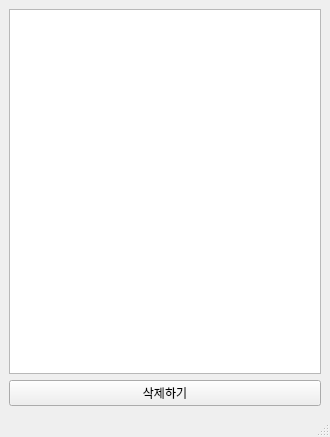
Old version of the form wrp_main.ui in the repository zinzin68/WRP.
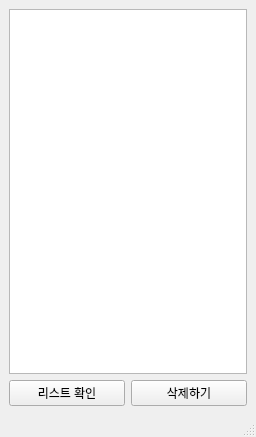
New version of the form. Icons and pictures are not drawn.

```diff
--- a/wrp_main.ui
+++ b/wrp_main.ui
@@ -6,7 +6,7 @@
    <rect>
     <x>0</x>
     <y>0</y>
-    <width>330</width>
+    <width>256</width>
     <height>437</height>
    </rect>
   </property>
@@ -25,8 +25,15 @@
       </property>
      </widget>
     </item>
-    <item row="1" column="0">
+    <item row="2" column="0">
      <layout class="QHBoxLayout" name="horizontalLayout">
+      <item>
+       <widget class="QPushButton" name="viewButton">
+        <property name="text">
+         <string>리스트 확인</string>
+        </property>
+       </widget>
+      </item>
       <item>
        <widget class="QPushButton" name="deleteButton">
         <property name="text">
```
